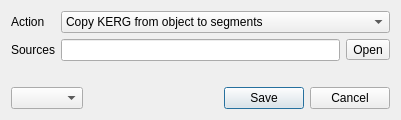
First picture: the form in kergdialog.ui, repository Kuszki/EW-Database, before the edit.
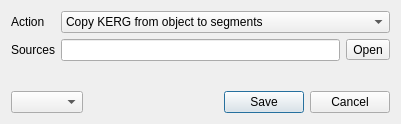
Second picture: the form after the edit. Icons and pictures are not drawn.

What changed in the file:
```diff
--- a/kergdialog.ui
+++ b/kergdialog.ui
@@ -7,7 +7,7 @@
     <x>0</x>
     <y>0</y>
     <width>400</width>
-    <height>120</height>
+    <height>124</height>
    </rect>
   </property>
   <property name="windowTitle">
```
Left out of the diff: 3 changed lines with no effect on the pictures.
